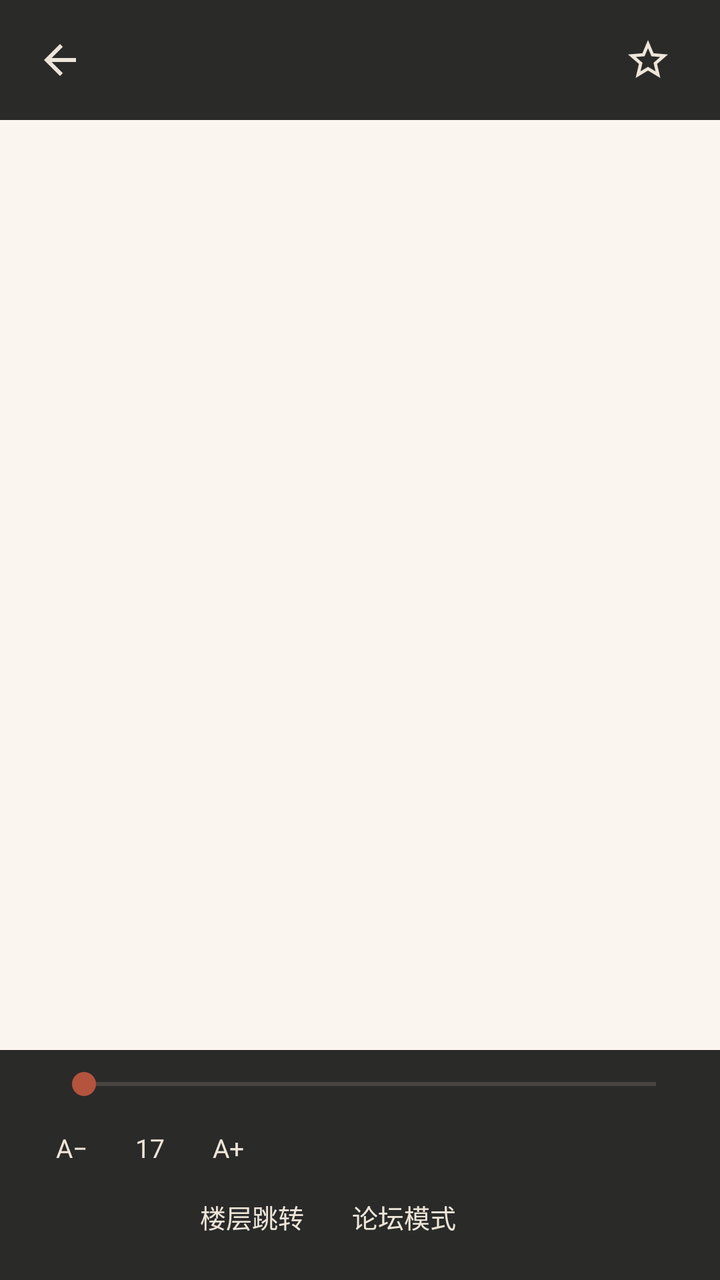
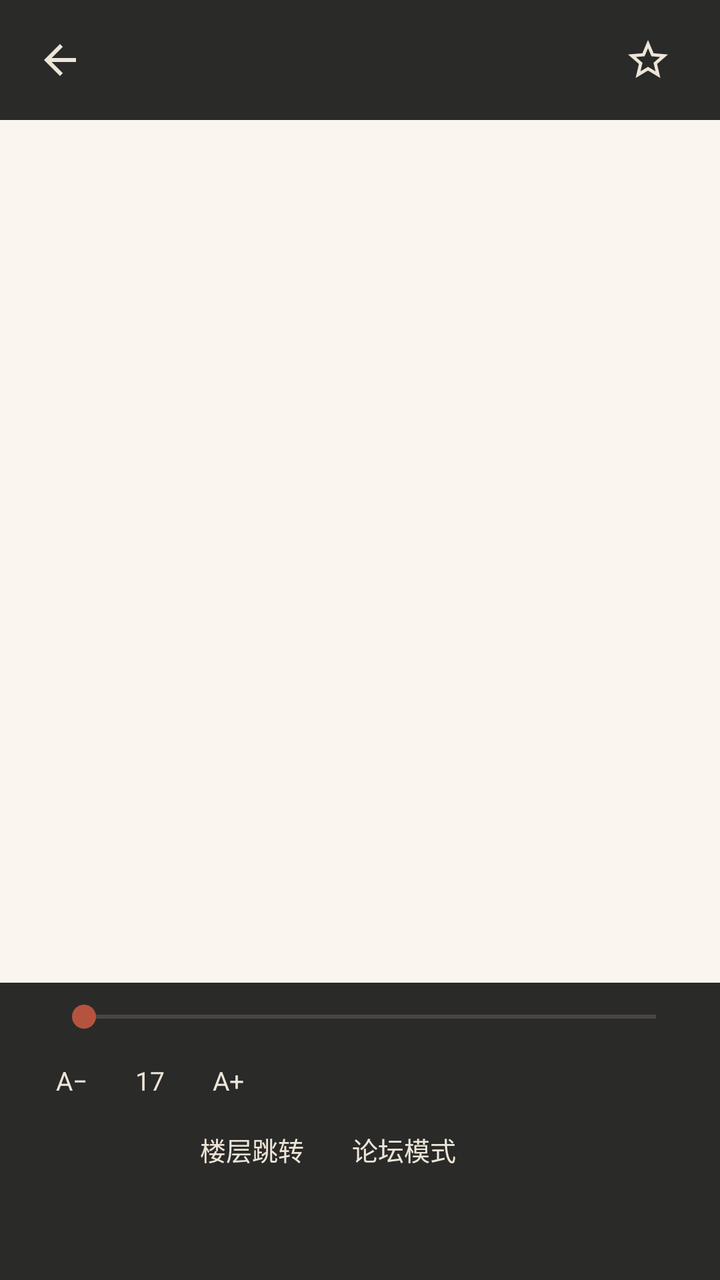

Screens rendered from an Android XML layout before and after an edit, with the pre-edit source and the edit as a unified diff.
<!-- AndroidManifest.xml: application theme Theme.LitReader -->
<!-- res/layout/activity_reader.xml -->
<?xml version="1.0" encoding="utf-8"?>
<FrameLayout xmlns:android="http://schemas.android.com/apk/res/android"
    xmlns:app="http://schemas.android.com/apk/res-auto"
    android:id="@+id/root"
    android:layout_width="match_parent"
    android:layout_height="match_parent">

    
    <FrameLayout
        android:id="@+id/content"
        android:layout_width="match_parent"
        android:layout_height="match_parent">

        <androidx.viewpager2.widget.ViewPager2
            android:id="@+id/pager"
            android:visibility="gone"
            android:layout_width="match_parent"
            android:layout_height="match_parent" />

        <ScrollView
            android:id="@+id/scrollWrap"
            android:visibility="gone"
            android:scrollbars="none"
            android:layout_width="match_parent"
            android:layout_height="match_parent">

            <TextView
                android:id="@+id/scrollText"
                android:textSize="17sp"
                android:lineSpacingMultiplier="1.9"
                android:paddingStart="22dp"
                android:paddingEnd="22dp"
                android:paddingTop="26dp"
                android:paddingBottom="44dp"
                android:layout_width="match_parent"
                android:layout_height="wrap_content" />
        </ScrollView>

        
        <LinearLayout
            android:id="@+id/errorBox"
            android:orientation="vertical"
            android:gravity="center"
            android:visibility="gone"
            android:layout_width="match_parent"
            android:layout_height="match_parent">
            <TextView
                android:id="@+id/tvError"
                android:textSize="14sp"
                android:layout_width="wrap_content"
                android:layout_height="wrap_content" />
            <LinearLayout
                android:orientation="horizontal"
                android:layout_marginTop="14dp"
                android:layout_width="wrap_content"
                android:layout_height="wrap_content">
                <TextView
                    android:id="@+id/btnRetry"
                    android:text="@string/retry"
                    android:textSize="14sp"
                    android:paddingStart="18dp"
                    android:paddingEnd="18dp"
                    android:paddingTop="8dp"
                    android:paddingBottom="8dp"
                    android:background="@drawable/bg_gallery_action"
                    android:layout_width="wrap_content"
                    android:layout_height="wrap_content" />
                <TextView
                    android:id="@+id/btnErrorForum"
                    android:text="@string/reader_forum"
                    android:textSize="14sp"
                    android:layout_marginStart="12dp"
                    android:paddingStart="18dp"
                    android:paddingEnd="18dp"
                    android:paddingTop="8dp"
                    android:paddingBottom="8dp"
                    android:background="@drawable/bg_gallery_action"
                    android:layout_width="wrap_content"
                    android:layout_height="wrap_content" />
            </LinearLayout>
        </LinearLayout>
    </FrameLayout>

    <ProgressBar
        android:id="@+id/progress"
        android:layout_gravity="center"
        android:visibility="gone"
        android:layout_width="wrap_content"
        android:layout_height="wrap_content" />

    
    <LinearLayout
        android:id="@+id/menuTop"
        android:orientation="horizontal"
        android:gravity="center_vertical"
        android:background="@color/readerMenuBg"
        android:paddingStart="8dp"
        android:paddingEnd="14dp"
        android:paddingTop="8dp"
        android:paddingBottom="8dp"
        android:layout_width="match_parent"
        android:layout_height="wrap_content">
        <ImageButton
            android:id="@+id/btnBack"
            android:contentDescription="@string/back"
            android:src="@drawable/ic_back"
            android:layout_width="44dp"
            android:layout_height="44dp"
            android:background="?attr/selectableItemBackgroundBorderless"
            app:tint="@color/galleryOnDark" />
        <TextView
            android:id="@+id/tvTitle"
            android:textSize="15sp"
            android:textColor="@color/galleryOnDark"
            android:maxLines="1"
            android:ellipsize="end"
            android:layout_marginStart="4dp"
            android:layout_width="0dp"
            android:layout_weight="1"
            android:layout_height="wrap_content" />
        <ImageButton
            android:id="@+id/btnFav"
            android:contentDescription="@string/favorite_add"
            android:src="@drawable/ic_star_outline"
            android:layout_width="44dp"
            android:layout_height="44dp"
            android:background="?attr/selectableItemBackgroundBorderless"
            app:tint="@color/galleryOnDark" />
    </LinearLayout>

    
    <LinearLayout
        android:id="@+id/menuBottom"
        android:orientation="vertical"
        android:background="@color/readerMenuBg"
        android:paddingStart="16dp"
        android:paddingEnd="16dp"
        android:paddingTop="8dp"
        android:paddingBottom="14dp"
        android:layout_gravity="bottom"
        android:layout_width="match_parent"
        android:layout_height="wrap_content">

        <LinearLayout
            android:orientation="horizontal"
            android:gravity="center_vertical"
            android:layout_width="match_parent"
            android:layout_height="wrap_content">
            <TextView
                android:id="@+id/tvPagePos"
                android:textSize="12sp"
                android:textColor="@color/galleryOnDark"
                android:layout_width="wrap_content"
                android:layout_height="wrap_content" />
            <SeekBar
                android:id="@+id/seek"
                android:layout_marginStart="10dp"
                android:layout_width="0dp"
                android:layout_weight="1"
                android:layout_height="wrap_content"
                android:thumbTint="@color/accent"
                android:progressTint="@color/accent"
                android:progressBackgroundTint="@color/gallerySubtle" />
        </LinearLayout>

        <LinearLayout
            android:orientation="horizontal"
            android:layout_marginTop="6dp"
            android:layout_width="match_parent"
            android:layout_height="wrap_content">
            <TextView
                android:id="@+id/btnFontDown"
                android:text="A−"
                style="@style/ReaderMenuItem" />
            <TextView
                android:id="@+id/tvFont"
                android:text="17"
                style="@style/ReaderMenuItem" />
            <TextView
                android:id="@+id/btnFontUp"
                android:text="A+"
                style="@style/ReaderMenuItem" />
            <TextView
                android:id="@+id/btnLine"
                style="@style/ReaderMenuItem" />
            <TextView
                android:id="@+id/btnTheme"
                style="@style/ReaderMenuItem" />
        </LinearLayout>

        <LinearLayout
            android:orientation="horizontal"
            android:layout_width="match_parent"
            android:layout_height="wrap_content">
            <TextView
                android:id="@+id/btnFlip"
                style="@style/ReaderMenuItem" />
            <TextView
                android:id="@+id/btnMarks"
                style="@style/ReaderMenuItem" />
            <TextView
                android:id="@+id/btnFinished"
                style="@style/ReaderMenuItem" />
            <TextView
                android:id="@+id/btnFloorJump"
                android:text="@string/reader_floor_jump"
                style="@style/ReaderMenuItem" />
            <TextView
                android:id="@+id/btnForum"
                android:text="@string/reader_forum"
                style="@style/ReaderMenuItem" />
        </LinearLayout>
    </LinearLayout>
</FrameLayout>
<!-- resources referenced by this layout -->
<resources>
  <color name="accent">#B4543E</color>
  <color name="galleryOnDark">#EDE5D8</color>
  <color name="gallerySubtle">#A3988A</color>
  <color name="readerMenuBg">#E6141414</color>
  <!-- drawable bg_gallery_action (drawable) -->
  <?xml version="1.0" encoding="utf-8"?>
  <shape xmlns:android="http://schemas.android.com/apk/res/android" android:shape="rectangle">
      <solid android:color="#30EDE5D8" />
      <corners android:radius="20dp" />
  </shape>
  <!-- drawable ic_back (drawable) -->
  <vector xmlns:android="http://schemas.android.com/apk/res/android"
      android:width="24dp" android:height="24dp"
      android:viewportWidth="24" android:viewportHeight="24">
      <path android:fillColor="@android:color/white"
          android:pathData="M20,11H7.83l5.59,-5.59L12,4l-8,8 8,8 1.41,-1.41L7.83,13H20v-2z" />
  </vector>
  <!-- drawable ic_star_outline (drawable) -->
  <vector xmlns:android="http://schemas.android.com/apk/res/android"
      android:width="24dp" android:height="24dp"
      android:viewportWidth="24" android:viewportHeight="24">
      <path android:fillColor="@android:color/white"
          android:pathData="M22,9.24l-7.19,-0.62L12,2 9.19,8.63 2,9.24l5.46,4.73L5.82,21 12,17.27 18.18,21l-1.63,-7.03L22,9.24zM12,15.4l-3.76,2.27 1,-4.28 -3.32,-2.88 4.38,-0.38L12,6.1l1.71,4.04 4.38,0.38 -3.32,2.88 1,4.28L12,15.4z" />
  </vector>
  <string name="back">返回</string>
  <string name="favorite_add">收藏</string>
  <string name="reader_floor_jump">楼层跳转</string>
  <string name="reader_forum">论坛模式</string>
  <string name="retry">重试</string>
  <style name="ReaderMenuItem">
          <item name="android:textSize">13sp</item>
          <item name="android:textColor">@color/galleryOnDark</item>
          <item name="android:paddingStart">12dp</item>
          <item name="android:paddingEnd">12dp</item>
          <item name="android:paddingTop">8dp</item>
          <item name="android:paddingBottom">8dp</item>
          <item name="android:clickable">true</item>
          <item name="android:background">?attr/selectableItemBackground</item>
          <item name="android:layout_width">wrap_content</item>
          <item name="android:layout_height">wrap_content</item>
      </style>
  <style name="Theme.LitReader" parent="Theme.Material3.DayNight.NoActionBar">
          <item name="colorPrimary">@color/accent</item>
          <item name="colorOnPrimary">@color/onPrimary</item>
          <item name="colorPrimaryContainer">@color/accentSoft</item>
          <item name="colorOnPrimaryContainer">@color/accentDeep</item>
          <item name="android:colorBackground">@color/bgPaper</item>
          <item name="colorSurface">@color/bgSurface</item>
          <item name="colorOnSurface">@color/inkPrimary</item>
          <item name="colorOnSurfaceVariant">@color/inkSecondary</item>
          <item name="android:statusBarColor">@color/bgPaper</item>
          <item name="android:windowLightStatusBar">true</item>
          <item name="android:windowBackground">@color/bgPaper</item>
      </style>
  <color name="onPrimary">#FFFFFF</color>
  <color name="accentSoft">#F5E3DC</color>
  <color name="accentDeep">#7E3323</color>
  <color name="bgPaper">#FAF6EF</color>
  <color name="bgSurface">#FFFFFF</color>
  <color name="inkPrimary">#241E17</color>
  <color name="inkSecondary">#6E6354</color>
</resources>

<!-- the commit's change to res/layout/activity_reader.xml (unified diff, before → after) -->
@@ -210,5 +210,14 @@
                 android:text="@string/reader_forum"
                 style="@style/ReaderMenuItem" />
         </LinearLayout>
+
+        <LinearLayout
+            android:orientation="horizontal"
+            android:layout_width="match_parent"
+            android:layout_height="wrap_content">
+            <TextView
+                android:id="@+id/btnAutoFinish"
+                style="@style/ReaderMenuItem" />
+        </LinearLayout>
     </LinearLayout>
 </FrameLayout>
